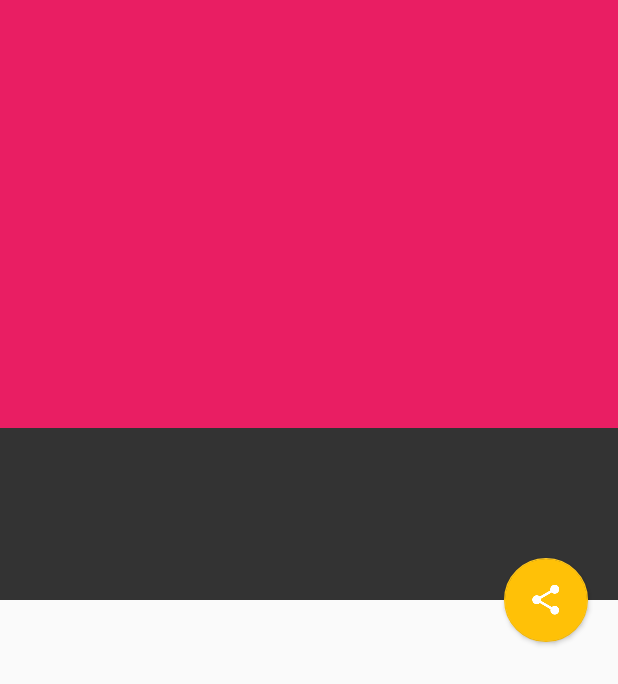
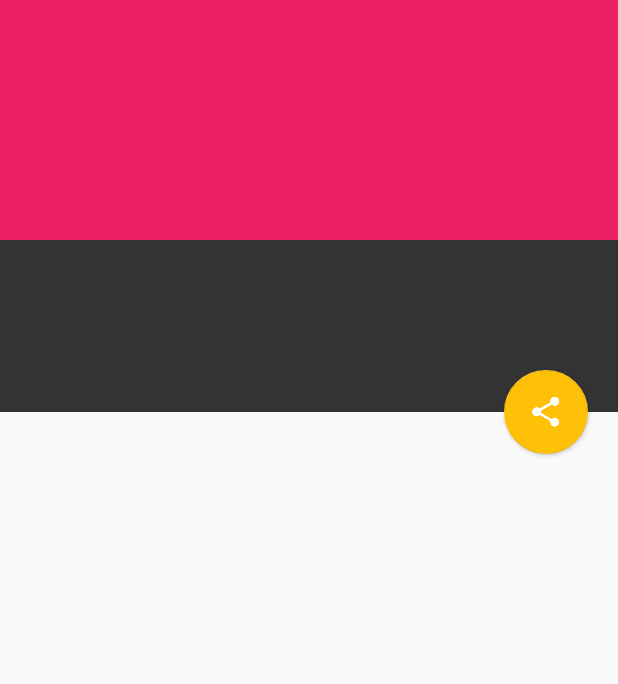
Before and after one commit to harsimranio/XYZReader, an Android app: the layout fragment_article_detail.xml on its own in the app's theme, with its tools: preview values and no code run, on a phone screen of 412 x 824 dp. Shown: the top 684 px of the screen. Run offline under Robolectric (Android 15) with nearby library versions, the phone set to English and light mode, and no system bars.

Commit message:
Update project

```diff
--- a/src/main/java/com/example/xyzreader/ui/ArticleListAdapter.java
+++ b/src/main/java/com/example/xyzreader/ui/ArticleListAdapter.java
@@ -18,12 +18,12 @@ import com.example.xyzreader.data.ArticleLoader;
 import com.squareup.picasso.Callback;
 import com.squareup.picasso.Picasso;
 
-public class ArticleListAdapter extends RecyclerView.Adapter<ArticleListAdapter.ViewHolder> {
+class ArticleListAdapter extends RecyclerView.Adapter<ArticleListAdapter.ViewHolder> {
     private Cursor mCursor;
     private Context context;
     private OnItemClickListener itemClickListener;
 
-    public ArticleListAdapter(Context context, Cursor cursor) {
+    ArticleListAdapter(Context context, Cursor cursor) {
         mCursor = cursor;
         this.context = context;
     }
--- a/src/main/res/layout-w600dp/fragment_article_detail.xml
+++ b/src/main/res/layout-w600dp/fragment_article_detail.xml
@@ -9,19 +9,19 @@
     <android.support.design.widget.AppBarLayout
         android:id="@+id/appBarLayout"
         android:layout_width="match_parent"
-        android:layout_height="320dp"
+        android:layout_height="wrap_content"
         android:fitsSystemWindows="true"
         android:theme="@style/ThemeOverlay.AppCompat.Dark.ActionBar">
 
         <android.support.design.widget.CollapsingToolbarLayout
             android:id="@+id/collapsingToolbarLayout"
             android:layout_width="match_parent"
-            android:layout_height="wrap_content"
+            android:layout_height="match_parent"
             android:fitsSystemWindows="true"
             app:contentScrim="@color/theme_primary"
             app:layout_scrollFlags="scroll|exitUntilCollapsed">
 
-            <ImageView
+            <com.example.xyzreader.ui.DynamicHeightNetworkImageView
                 android:id="@+id/photo"
                 android:layout_width="match_parent"
                 android:layout_height="match_parent"
@@ -56,9 +56,9 @@
 
     <android.support.v4.widget.NestedScrollView
         android:id="@+id/scrollView"
-        android:layout_width="500dp"
+        android:layout_width="@dimen/article_detail_content_width"
         android:layout_height="match_parent"
-        android:layout_gravity="center_horizontal"
+        android:layout_gravity="fill_vertical"
         android:fitsSystemWindows="true"
         android:scrollbars="none"
         app:layout_behavior="@string/appbar_scrolling_view_behavior"
@@ -67,6 +67,7 @@
         <android.support.v7.widget.CardView
             android:layout_width="match_parent"
             android:layout_height="match_parent"
+            app:cardUseCompatPadding="true"
             app:cardElevation="4dp">
 
             <LinearLayout
@@ -81,6 +82,7 @@
                     style="?android:attr/textAppearanceMedium"
                     android:layout_width="match_parent"
                     android:layout_height="wrap_content"
+                    android:layout_marginTop="@dimen/article_detail_body_margin_top"
                     android:layout_marginLeft="@dimen/detail_inner_horiz_margin"
                     android:layout_marginRight="@dimen/detail_inner_horiz_margin"
                     android:lineSpacingMultiplier="@fraction/detail_body_line_spacing_multiplier"
--- a/src/main/res/layout/activity_article_detail.xml
+++ b/src/main/res/layout/activity_article_detail.xml
@@ -1,4 +1,4 @@
 <android.support.v4.view.ViewPager android:id="@+id/pager"
                                    xmlns:android="http://schemas.android.com/apk/res/android"
                                    android:layout_width="match_parent"
-                                   android:layout_height="match_parent"/>
+                                   android:layout_height="match_parent" />
--- a/src/main/res/layout/fragment_article_detail.xml
+++ b/src/main/res/layout/fragment_article_detail.xml
@@ -10,7 +10,7 @@
     <android.support.design.widget.AppBarLayout
         android:id="@+id/appBarLayout"
         android:layout_width="match_parent"
-        android:layout_height="400dp"
+        android:layout_height="wrap_content"
         android:fitsSystemWindows="true"
         android:theme="@style/ThemeOverlay.AppCompat.Dark.ActionBar">
 
@@ -27,7 +27,7 @@
                 android:layout_height="match_parent"
                 android:fitsSystemWindows="true">
 
-                <ImageView
+                <com.example.xyzreader.ui.DynamicHeightNetworkImageView
                     android:id="@+id/photo"
                     android:layout_width="match_parent"
                     android:layout_height="match_parent"
--- /dev/null
+++ b/src/main/res/values-land/macro_layout.xml
@@ -0,0 +1,5 @@
+<?xml version="1.0" encoding="utf-8"?>
+<resources>
+    <integer name="list_column_count">2</integer>
+    <dimen name="list_side_margin">92dp</dimen>
+</resources>
--- a/src/main/res/values-sw600dp/dimens.xml
+++ b/src/main/res/values-sw600dp/dimens.xml
@@ -4,4 +4,6 @@
     <dimen name="detail_body_text_size">20sp</dimen>
     <item name="detail_body_line_spacing_multiplier" format="float" type="fraction">1.3</item>
     <dimen name="fab_margin">24dp</dimen>
+
+    <integer name="list_column_count">3</integer>
 </resources>
--- /dev/null
+++ b/src/main/res/values-w600dp/dimens.xml
@@ -0,0 +1,5 @@
+<?xml version="1.0" encoding="utf-8"?>
+<resources>
+    <dimen name="article_detail_content_width">500dp</dimen>
+    <dimen name="article_detail_body_margin_top">8dp</dimen>
+</resources>
--- /dev/null
+++ b/src/main/res/values-w700dp/dimens.xml
@@ -0,0 +1,4 @@
+<?xml version="1.0" encoding="utf-8"?>
+<resources>
+    <dimen name="article_detail_content_width">600dp</dimen>
+</resources>
--- /dev/null
+++ b/src/main/res/values-w800dp/dimens.xml
@@ -0,0 +1,5 @@
+<?xml version="1.0" encoding="utf-8"?>
+<resources>
+    <dimen name="article_detail_content_width">700dp</dimen>
+    <dimen name="article_detail_body_margin_top">12dp</dimen>
+</resources>
--- a/src/main/res/values/dimens.xml
+++ b/src/main/res/values/dimens.xml
@@ -9,4 +9,6 @@
     <dimen name="fab_margin">20dp</dimen>
 
     <dimen name="toolbar_margin">0dp</dimen>
+
+    <integer name="list_column_count">2</integer>
 </resources>
--- a/src/main/res/values/macro_layout.xml
+++ b/src/main/res/values/macro_layout.xml
@@ -2,7 +2,6 @@
     <!-- list -->
     <dimen name="list_side_margin">4dp</dimen>
     <dimen name="list_toolbar_side_margin">0dp</dimen>
-    <integer name="list_column_count">2</integer>
 
     <!-- detail -->
     <bool name="detail_is_card">false</bool>
```
Also changed, not shown: src/main/java/com/example/xyzreader/ui/ArticleDetailFragment.java (+8 -3 lines).
